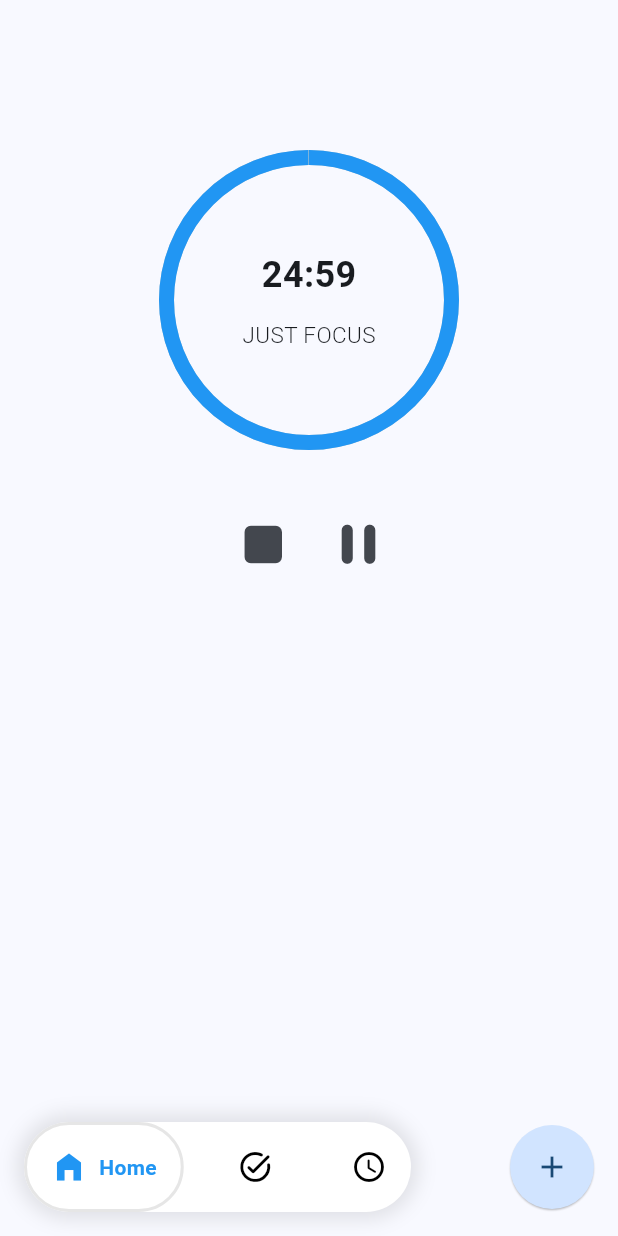
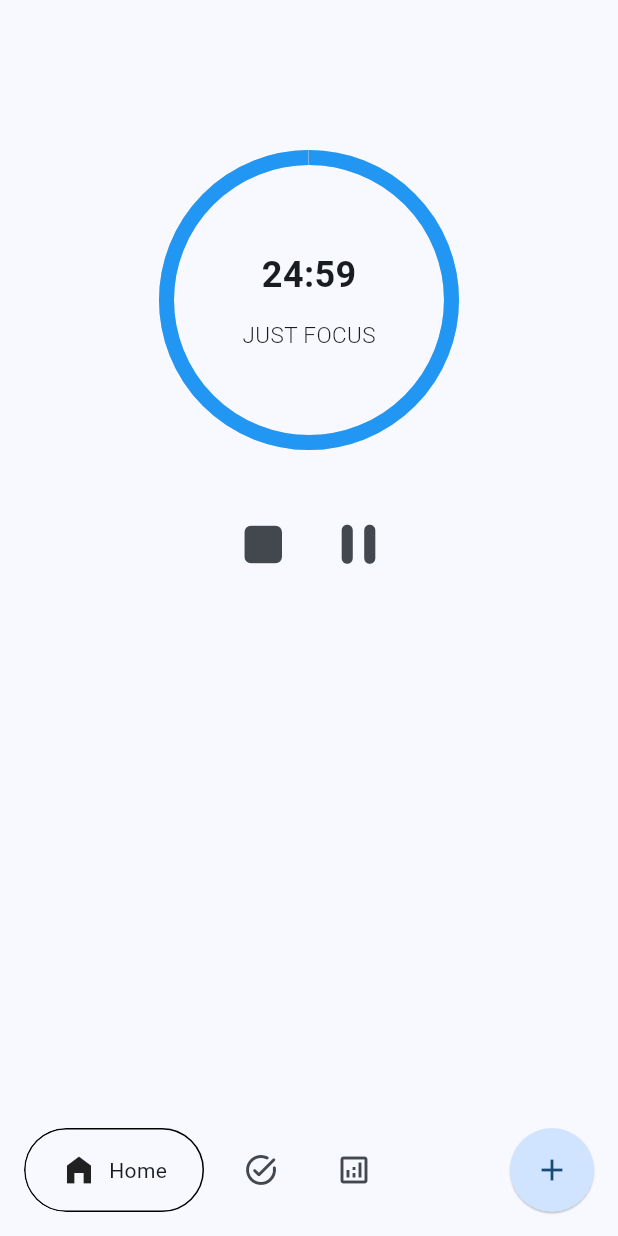
Before and after one commit to AhmadMahdaly/Focus_tracker, a Flutter app: the screen it shows after launch, after a tap on the "play arrow" icon, on a phone screen of 412 x 824 dp. Run offline on Flutter 3.47's test engine with Material 3 defaults, Android fonts, the phone set to English and light mode, and no system bars; drawn by our look-alikes of google_nav_bar, percent_indicator; our stand-ins replace audioplayers, bloc, fl_chart, flutter_bloc, flutter_local_notifications, hive and 3 more; missing offline and left inert: flutter_foreground_task; accounts and stored records are empty.

Commit message:
Refactor NavyBottomBar to simplify navigation and replace GoogleNavBar with custom buttons

```diff
--- a/lib/screens/navy_bottom_bar.dart
+++ b/lib/screens/navy_bottom_bar.dart
@@ -2,7 +2,7 @@ import 'package:flutter/material.dart';
 import 'package:focus_tracker/screens/focus_timer_screen.dart';
 import 'package:focus_tracker/screens/tasks_screen.dart';
 import 'package:focus_tracker/widgets/add_task.dart';
-import 'package:google_nav_bar/google_nav_bar.dart';
+import 'package:focus_tracker/widgets/custom_drawer.dart';
 
 class NavyBottomBar extends StatefulWidget {
   const NavyBottomBar({super.key});
@@ -12,68 +12,67 @@ class NavyBottomBar extends StatefulWidget {
 }
 
 class _NavyBottomBarState extends State<NavyBottomBar> {
-  int _currentIndex = 0;
-  void _onItemTapped(index) {
-    WidgetsBinding.instance.addPostFrameCallback((_) {
-      if (mounted) {
-        setState(() => _currentIndex = index);
-      }
-    });
-  }
-
-  List<Widget> pages = [TimerScreen(), TasksScreen(), TimerScreen()];
   @override
   Widget build(BuildContext context) {
     return Scaffold(
-      body: pages.elementAt(_currentIndex),
+      body: TimerScreen(),
       bottomNavigationBar: Row(
         children: [
           Expanded(
             child: Container(
               clipBehavior: Clip.antiAlias,
               margin: const EdgeInsets.all(16),
+
               decoration: BoxDecoration(
                 borderRadius: BorderRadius.circular(40),
-                color: Colors.white,
-                boxShadow: [
-                  BoxShadow(
-                    color: Colors.black.withAlpha(25),
-                    blurRadius: 10,
-                    spreadRadius: 5, // changes position of shadow
+
+                // color: Colors.white,
+              ),
+              child: Row(
+                mainAxisAlignment: MainAxisAlignment.spaceBetween,
+                children: [
+                  Container(
+                    height: 56,
+                    width: 120,
+                    decoration: BoxDecoration(
+                      borderRadius: BorderRadius.circular(8),
+                    ),
+                    child: Container(
+                      decoration: BoxDecoration(
+                        borderRadius: BorderRadius.circular(56),
+                        border: Border.all(
+                          // color: Colors.black.withAlpha(25),
+                          width: 1,
+                        ),
+                      ),
+                      child: Row(
+                        spacing: 8,
+                        mainAxisAlignment: MainAxisAlignment.center,
+                        children: [Icon(Icons.home_filled), Text('Home')],
+                      ),
+                    ),
                   ),
-                ],
-              ),
-              child: GNav(
-                onTabChange: _onItemTapped,
-                selectedIndex: _currentIndex,
-                rippleColor:
-                    Colors.white, // tab button ripple color when pressed
-                hoverColor: Colors.white54, // tab button hover color
-                haptic: true, // haptic feedback
-                // tabBorder: Border.all(
-                //   color: Colors.black.withAlpha(25),
-                //   width: 0.5,
-                // ), // tab button border
-                tabBorderRadius: 56,
-                tabActiveBorder: Border.all(
-                  color: Colors.black.withAlpha(25),
-                  width: 2,
-                ), // tab button border
-
-                duration: Duration(milliseconds: 900), // tab animation duration
-                gap: 8, // the tab button gap between icon and text
-                // color: Colors.red[800], // unselected icon color
-                activeColor: Colors.blue, // selected icon and text color
-                iconSize: 24, // tab button icon size
-
-                padding: EdgeInsets.symmetric(
-                  horizontal: 16,
-                  vertical: 16,
-                ), // navigation bar padding
-                tabs: [
-                  GButton(icon: Icons.home_filled, text: 'Home'),
-                  GButton(icon: Icons.task_alt_rounded, text: 'Tasks'),
-                  GButton(icon: Icons.access_time_rounded, text: 'Timer'),
+                  IconButton(
+                    icon: Icon(Icons.task_alt_rounded),
+                    onPressed:
+                        () => Navigator.push(
+                          context,
+                          MaterialPageRoute(
+                            builder: (context) => TasksScreen(),
+                          ),
+                        ),
+                  ),
+                  IconButton(
+                    icon: Icon(Icons.analytics_outlined),
+                    onPressed:
+                        () => Navigator.push(
+                          context,
+                          MaterialPageRoute(
+                            builder: (context) => CustomDrawer(),
+                          ),
+                        ),
+                  ),
+                  SizedBox(width: 0),
                 ],
               ),
             ),
```
